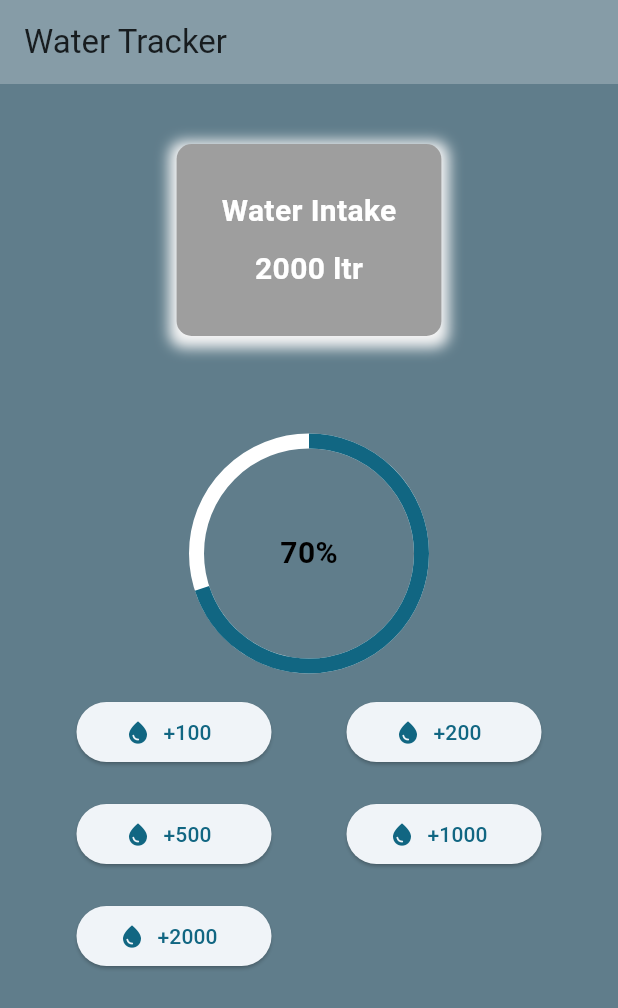
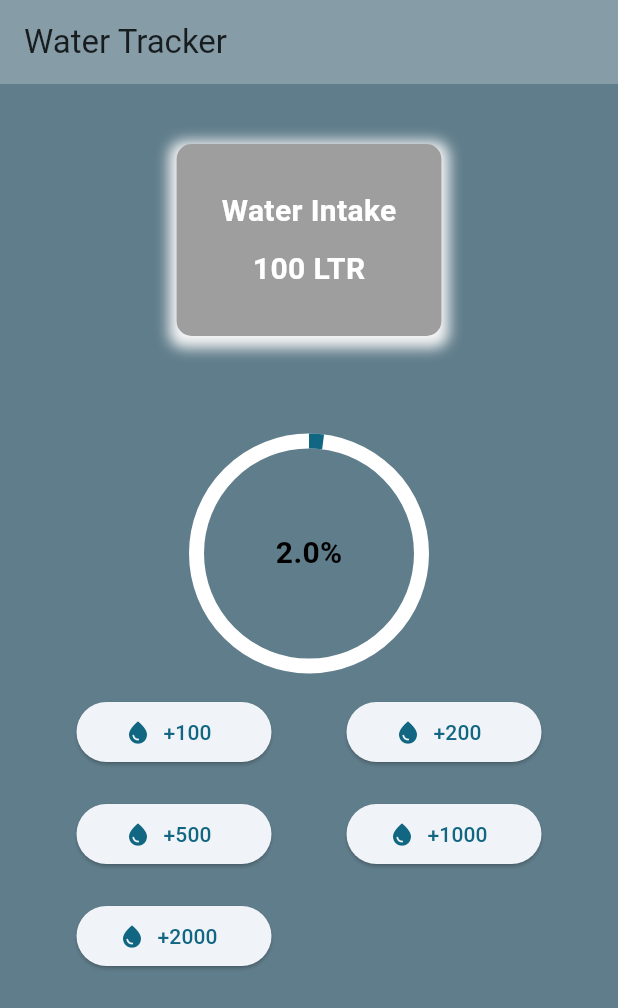
Before and after one commit to MIR-RIAZUL/watertank, a Flutter app: the screen it shows after launch, after a tap on an icon or button, on a phone screen of 412 x 824 dp. Shown: the top 1008 px of the screen. Run offline on Flutter 3.47's test engine with Material 3 defaults, Android fonts, the phone set to English and light mode, and no system bars.

Commit message:
dynamic , limit water..

```diff
--- a/lib/water_tracker.dart
+++ b/lib/water_tracker.dart
@@ -10,8 +10,19 @@ class water_tracker extends StatefulWidget {
 }
 
 class _water_trackerState extends State<water_tracker> {
+  int current_intake = 0;
+  final int goal_intake = 2000;
+  final int max_intake = 5000;
+
+  void add_water(int amount) {
+    setState(() {
+      current_intake = (current_intake + amount).clamp(0, max_intake);
+    });
+  }
+
   @override
   Widget build(BuildContext context) {
+    double progress = (current_intake / max_intake).clamp(0, 1);
     return Scaffold(
       backgroundColor: Colors.blueGrey,
       appBar: AppBar(
@@ -51,7 +62,7 @@ class _water_trackerState extends State<water_tracker> {
                   ),
                   SizedBox(height: 10),
                   Text(
-                    '2000 ltr',
+                    '${current_intake} LTR',
 
                     style: TextStyle(
                       fontSize: 20,
@@ -73,12 +84,12 @@ class _water_trackerState extends State<water_tracker> {
                     backgroundColor: Colors.white,
                     // valueColor: AlwaysStoppedAnimation<Color>(Colors.blue),
                     strokeWidth: 10,
-                    value: 0.7,
+                    value: progress,
                     // valueColor: AlwaysStoppedAnimation<Color>(Colors.red),
                   ),
                 ),
                 Text(
-                  "70%",
+                  "${(progress * 100).toString()}%",
                   style: TextStyle(
                     fontSize: 20,
                     color: Colors.black,
@@ -93,13 +104,13 @@ class _water_trackerState extends State<water_tracker> {
               children: [
                 Add_water_button(
                   amount: 100,
-                  onclick: () {},
+                  onclick: () => add_water(100),
                   icon: Icons.water_drop,
                 ),
-                Add_water_button(amount: 200, onclick: () {}),
-                Add_water_button(amount: 500, onclick: () {}),
-                Add_water_button(amount: 1000, onclick: () {}),
-                Add_water_button(amount: 2000, onclick: () {}),
+                Add_water_button(amount: 200, onclick: () => add_water(200)),
+                Add_water_button(amount: 500, onclick: () => add_water(500)),
+                Add_water_button(amount: 1000, onclick: () => add_water(1000)),
+                Add_water_button(amount: 2000, onclick: () => add_water(2000)),
               ],
             ),
             SizedBox(height: 10),
```
